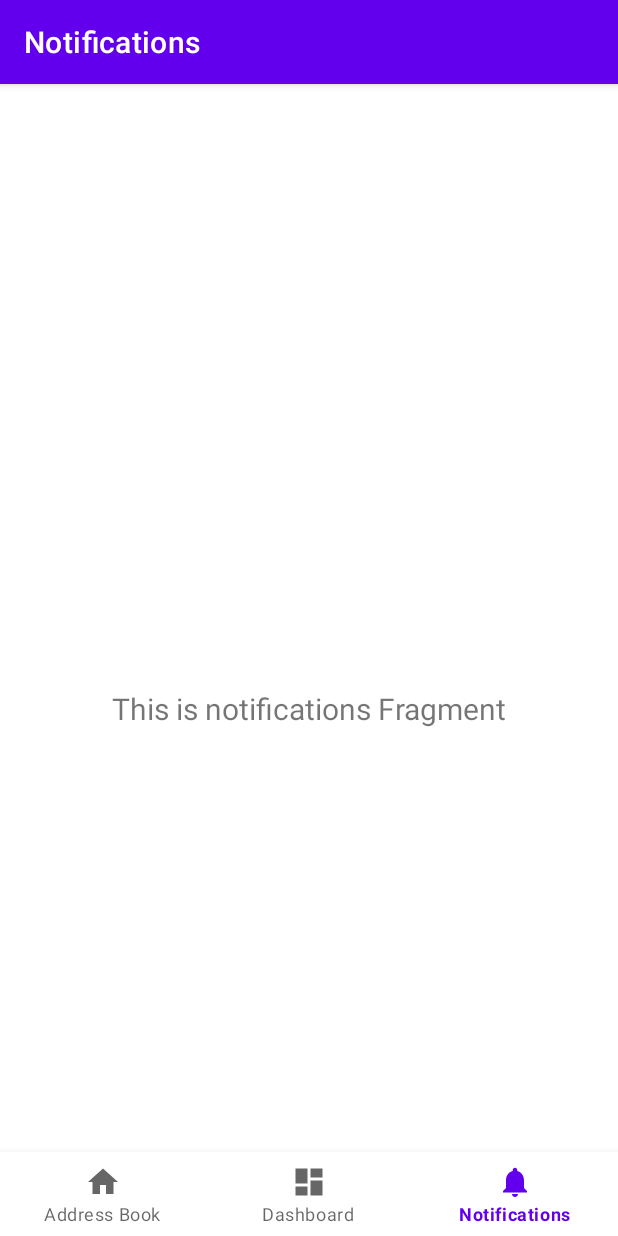
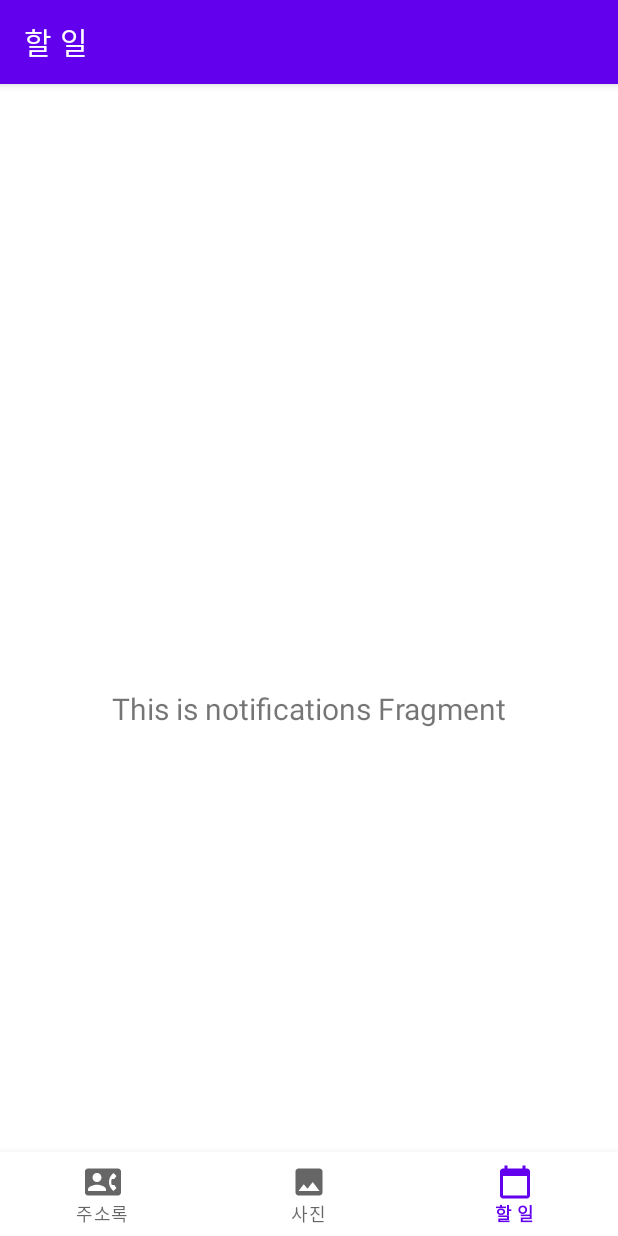
Before and after one commit to retroinspect/cs496-week1, an Android app: the screen it shows after launch (MainActivity), item 3 of the bottom bar chosen, on a phone screen of 412 x 824 dp. Run offline under Robolectric (Android 15) with nearby library versions, the phone set to English and light mode, and no system bars; our stand-ins replace Timber, navigation-ui.

Commit message:
style: navigation icon 변경

```diff
--- /dev/null
+++ b/app/src/main/res/drawable/ic_baseline_calendar_today_24.xml
@@ -0,0 +1,10 @@
+<vector xmlns:android="http://schemas.android.com/apk/res/android"
+    android:width="24dp"
+    android:height="24dp"
+    android:viewportWidth="24"
+    android:viewportHeight="24"
+    android:tint="?attr/colorControlNormal">
+  <path
+      android:fillColor="@android:color/white"
+      android:pathData="M20,3h-1L19,1h-2v2L7,3L7,1L5,1v2L4,3c-1.1,0 -2,0.9 -2,2v16c0,1.1 0.9,2 2,2h16c1.1,0 2,-0.9 2,-2L22,5c0,-1.1 -0.9,-2 -2,-2zM20,21L4,21L4,8h16v13z"/>
+</vector>
--- /dev/null
+++ b/app/src/main/res/drawable/ic_baseline_contact_phone_24.xml
@@ -0,0 +1,10 @@
+<vector xmlns:android="http://schemas.android.com/apk/res/android"
+    android:width="24dp"
+    android:height="24dp"
+    android:viewportWidth="24"
+    android:viewportHeight="24"
+    android:tint="?attr/colorControlNormal">
+  <path
+      android:fillColor="@android:color/white"
+      android:pathData="M22,3L2,3C0.9,3 0,3.9 0,5v14c0,1.1 0.9,2 2,2h20c1.1,0 1.99,-0.9 1.99,-2L24,5c0,-1.1 -0.9,-2 -2,-2zM8,6c1.66,0 3,1.34 3,3s-1.34,3 -3,3 -3,-1.34 -3,-3 1.34,-3 3,-3zM14,18L2,18v-1c0,-2 4,-3.1 6,-3.1s6,1.1 6,3.1v1zM17.85,14h1.64L21,16l-1.99,1.99c-1.31,-0.98 -2.28,-2.38 -2.73,-3.99 -0.18,-0.64 -0.28,-1.31 -0.28,-2s0.1,-1.36 0.28,-2c0.45,-1.62 1.42,-3.01 2.73,-3.99L21,8l-1.51,2h-1.64c-0.22,0.63 -0.35,1.3 -0.35,2s0.13,1.37 0.35,2z"/>
+</vector>
--- /dev/null
+++ b/app/src/main/res/drawable/ic_baseline_image_24.xml
@@ -0,0 +1,10 @@
+<vector xmlns:android="http://schemas.android.com/apk/res/android"
+    android:width="24dp"
+    android:height="24dp"
+    android:viewportWidth="24"
+    android:viewportHeight="24"
+    android:tint="?attr/colorControlNormal">
+  <path
+      android:fillColor="@android:color/white"
+      android:pathData="M21,19V5c0,-1.1 -0.9,-2 -2,-2H5c-1.1,0 -2,0.9 -2,2v14c0,1.1 0.9,2 2,2h14c1.1,0 2,-0.9 2,-2zM8.5,13.5l2.5,3.01L14.5,12l4.5,6H5l3.5,-4.5z"/>
+</vector>
--- a/app/src/main/res/drawable/ic_dashboard_black_24dp.xml
+++ /dev/null
@@ -1,9 +0,0 @@
-<vector xmlns:android="http://schemas.android.com/apk/res/android"
-    android:width="24dp"
-    android:height="24dp"
-    android:viewportWidth="24.0"
-    android:viewportHeight="24.0">
-    <path
-        android:fillColor="#FF000000"
-        android:pathData="M3,13h8L11,3L3,3v10zM3,21h8v-6L3,15v6zM13,21h8L21,11h-8v10zM13,3v6h8L21,3h-8z" />
-</vector>
--- a/app/src/main/res/drawable/ic_home_black_24dp.xml
+++ /dev/null
@@ -1,9 +0,0 @@
-<vector xmlns:android="http://schemas.android.com/apk/res/android"
-    android:width="24dp"
-    android:height="24dp"
-    android:viewportWidth="24.0"
-    android:viewportHeight="24.0">
-    <path
-        android:fillColor="#FF000000"
-        android:pathData="M10,20v-6h4v6h5v-8h3L12,3 2,12h3v8z" />
-</vector>
--- a/app/src/main/res/drawable/ic_notifications_black_24dp.xml
+++ /dev/null
@@ -1,9 +0,0 @@
-<vector xmlns:android="http://schemas.android.com/apk/res/android"
-    android:width="24dp"
-    android:height="24dp"
-    android:viewportWidth="24.0"
-    android:viewportHeight="24.0">
-    <path
-        android:fillColor="#FF000000"
-        android:pathData="M12,22c1.1,0 2,-0.9 2,-2h-4c0,1.1 0.89,2 2,2zM18,16v-5c0,-3.07 -1.64,-5.64 -4.5,-6.32L13.5,4c0,-0.83 -0.67,-1.5 -1.5,-1.5s-1.5,0.67 -1.5,1.5v0.68C7.63,5.36 6,7.92 6,11v5l-2,2v1h16v-1l-2,-2z" />
-</vector>
--- a/app/src/main/res/menu/bottom_nav_menu.xml
+++ b/app/src/main/res/menu/bottom_nav_menu.xml
@@ -3,17 +3,17 @@
 
     <item
         android:id="@+id/navigation_home"
-        android:icon="@drawable/ic_home_black_24dp"
+        android:icon="@drawable/ic_baseline_contact_phone_24"
         android:title="@string/title_home" />
 
     <item
         android:id="@+id/navigation_dashboard"
-        android:icon="@drawable/ic_dashboard_black_24dp"
+        android:icon="@drawable/ic_baseline_image_24"
         android:title="@string/title_dashboard" />
 
     <item
         android:id="@+id/navigation_notifications"
-        android:icon="@drawable/ic_notifications_black_24dp"
+        android:icon="@drawable/ic_baseline_calendar_today_24"
         android:title="@string/title_notifications" />
 
 </menu>
--- a/app/src/main/res/values/strings.xml
+++ b/app/src/main/res/values/strings.xml
@@ -1,7 +1,7 @@
 <resources>
     <string name="app_name">Sample</string>
-    <string name="title_home">Address Book</string>
-    <string name="title_dashboard">Dashboard</string>
-    <string name="title_notifications">Notifications</string>
+    <string name="title_home">주소록</string>
+    <string name="title_dashboard">사진</string>
+    <string name="title_notifications">할 일</string>
     <string name="ImgDesc">My Image</string>
 </resources>
```
